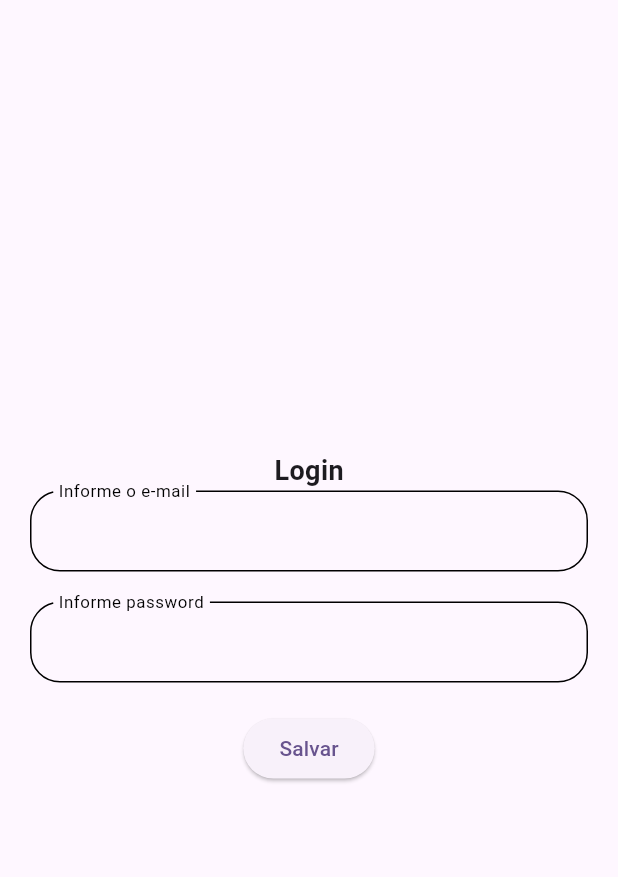
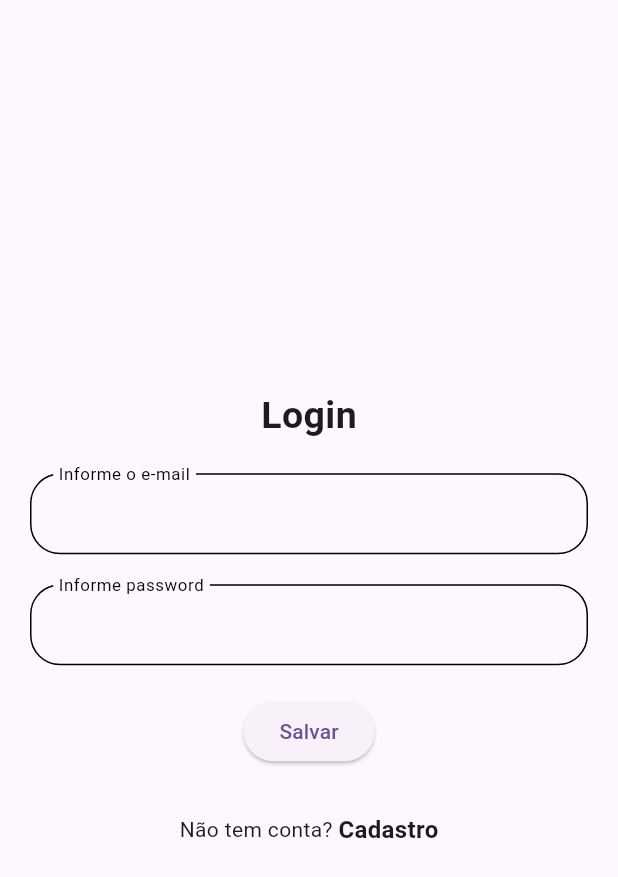
Before and after one commit to profcarlosadao/aula08_persistencia_shared_preference_sqlite, a Flutter app: the screen it shows after launch, on a phone screen of 412 x 824 dp. Shown: the top 877 px of the screen. Run offline on Flutter 3.47's test engine with Material 3 defaults, Android fonts, the light colour scheme and no system bars; our stand-ins replace get, shared_preferences.

Commit message:
Adicionando a tela de cadastro

```diff
--- a/lib/main.dart
+++ b/lib/main.dart
@@ -1,5 +1,4 @@
 import 'package:flutter/material.dart';
-
 import 'screens/login.screen.dart';
 
 void main() {
--- a/lib/screens/login.screen.dart
+++ b/lib/screens/login.screen.dart
@@ -1,8 +1,8 @@
-import 'package:aula08_persistencia_shared_preference_sqlite/screens/post_create.screen.dart';
 import 'package:flutter/material.dart';
 import 'package:get/get.dart';
 import '../util/snippets.dart';
 import 'controller/login.controller.dart';
+import 'post_create.screen.dart';
 
 class LoginScreen extends StatefulWidget {
   const LoginScreen({super.key});
@@ -32,7 +32,6 @@ class _LoginScreenState extends State<LoginScreen> {
     super.dispose();
   }
 
-  //Defininindo o ouvinte
   _listener() {
     _disposers.add(ever(_loginController.logged, (bool value) {
       if(value){
@@ -57,11 +56,14 @@ class _LoginScreenState extends State<LoginScreen> {
           mainAxisAlignment: MainAxisAlignment.center,
           crossAxisAlignment: CrossAxisAlignment.center,
           children: [
-            const Text(
-              "Login",
-              style: TextStyle(
-                fontSize: 18,
-                fontWeight: FontWeight.bold,
+            const Padding(
+              padding: EdgeInsets.only(bottom: 20),
+              child: Text(
+                "Login",
+                style: TextStyle(
+                  fontSize: 25,
+                  fontWeight: FontWeight.bold,
+                ),
               ),
             ),
             TextFormField(
@@ -75,7 +77,28 @@ class _LoginScreenState extends State<LoginScreen> {
                 decoration: inputDecoration(label: "Informe password"),
               ),
             ),
-            ElevatedButton(onPressed: _onPressed, child: const Text("Salvar"))
+            ElevatedButton(onPressed: _onPressed, child: const Text("Salvar")),
+            Padding(
+              padding: const EdgeInsets.only(top: 30),
+              child: Row(
+                mainAxisAlignment: MainAxisAlignment.center,
+                children: [
+                  const Text("Não tem conta? "),
+                  InkWell(
+                    onTap: (){
+                      openRoute(context, const LoginScreen());
+                    },
+                    child: const Text(
+                      "Cadastro",
+                      style: TextStyle(
+                        fontSize: 16,
+                        fontWeight: FontWeight.bold,
+                      ),
+                    ),
+                  ),
+                ],
+              ),
+            )
           ],
         ),
       ),
```
Also changed, not shown: lib/datasource/shared_preference.datasource.dart (+11 -2 lines), lib/screens/controller/login.controller.dart (+15 -9 lines), lib/screens/controller/register.controller.dart (added, +52 -0 lines), lib/screens/register.screen.dart (added, +108 -0 lines).
